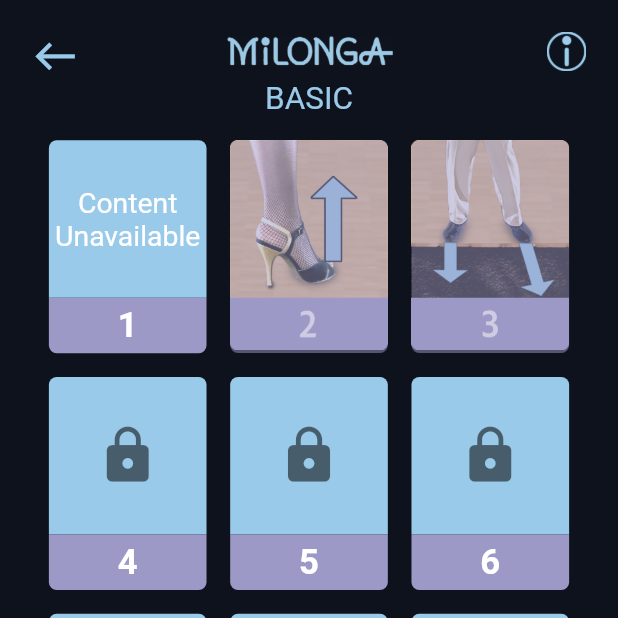
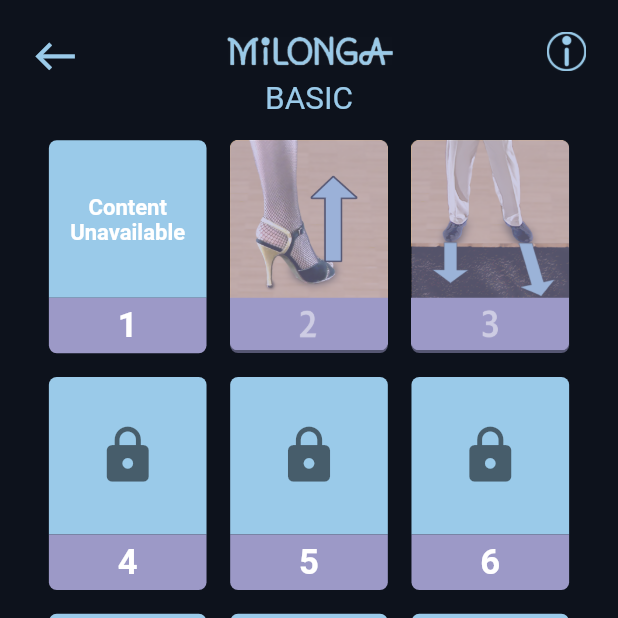
Before and after one commit to Shalomjohn/Milonga, a Flutter app: the screen it shows after launch, after a tap on "1-12", on a phone screen of 412 x 824 dp, the top half of it. Run offline on Flutter 3.47's test engine with Material 2 defaults, Android fonts, the phone set to English and light mode, and no system bars; our stand-ins replace dio, flutter_screenutil, shared_preferences, video_player.

Commit message:
reduced font size

```diff
--- a/lib/pages/menu.dart
+++ b/lib/pages/menu.dart
@@ -225,13 +225,19 @@
                       children: [
                         Text(
                           'Content',
-                          style:
-                              TextStyle(color: Colors.white, fontSize: 18.sp),
+                          style: TextStyle(
+                            color: Colors.white,
+                            fontSize: 14.sp,
+                            fontWeight: FontWeight.bold,
+                          ),
                         ),
                         Text(
                           'Unavailable',
-                          style:
-                              TextStyle(color: Colors.white, fontSize: 18.sp),
+                          style: TextStyle(
+                            color: Colors.white,
+                            fontSize: 14.sp,
+                            fontWeight: FontWeight.bold,
+                          ),
                         ),
                       ],
                     )
```
